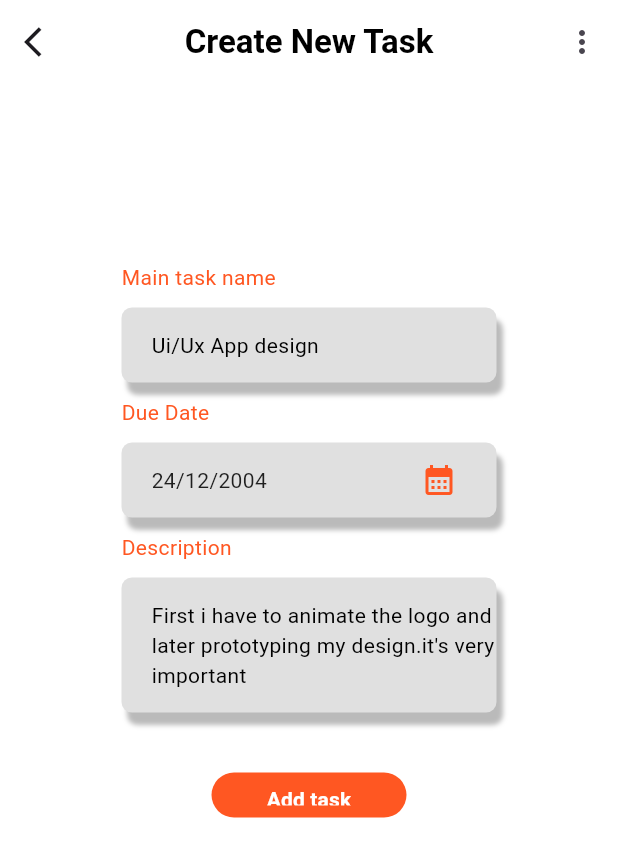
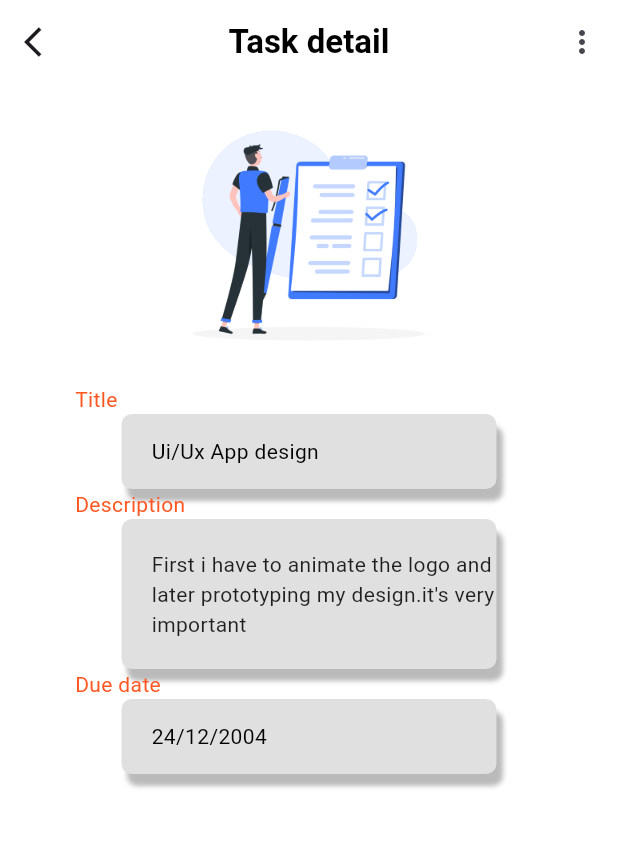
Before and after one commit to Emnet-tes/gdsc_study_session_g5, a Flutter app: the Thirdscreen screen opened directly, after a tap on "Add task", on a phone screen of 412 x 824 dp. Shown: the top 857 px of the screen. Run offline on Flutter 3.47's test engine with Material 3 defaults, Android fonts, the phone set to English and light mode, and no system bars.

Commit message:
add navigation for the pages

```diff
--- a/Dart-Tasks/task-4/to_do_list_app/lib/main.dart
+++ b/Dart-Tasks/task-4/to_do_list_app/lib/main.dart
@@ -11,7 +11,7 @@ class MyApp extends StatelessWidget {
   Widget build(BuildContext context) {
     return MaterialApp(
       debugShowCheckedModeBanner: false,
-      home: Thirdscreen(),
+      home: Firstscreen(),
     );
   }
 }
@@ -34,7 +34,10 @@ class Firstscreen extends StatelessWidget {
             color: Color.fromARGB(255, 71, 125, 206),
             borderRadius: BorderRadius.circular(7)),
         child: TextButton(
-          onPressed: () {},
+          onPressed: () {
+            Navigator.push(context,
+                MaterialPageRoute(builder: (context) => Secondscreen()));
+          },
           child: Text('Get Started',
               style:
                   TextStyle(color: Colors.white, fontWeight: FontWeight.bold),
@@ -54,9 +57,19 @@ class Secondscreen extends StatelessWidget {
           backgroundColor: Colors.white,
           title: Text("To do list"),
           centerTitle: true,
-          leading: Icon(Icons.arrow_back_ios),
+          leading: IconButton(
+              onPressed: () {
+                Navigator.push(context,
+                    MaterialPageRoute(builder: (context) => Firstscreen()));
+              },
+              icon: Icon(Icons.arrow_back_ios_new)),
           actions: [
-            IconButton(onPressed: () {}, icon: Icon(Icons.more_vert_sharp))
+            IconButton(
+                onPressed: () {
+                  Navigator.push(context,
+                      MaterialPageRoute(builder: (context) => Firstscreen()));
+                },
+                icon: Icon(Icons.more_vert_sharp))
           ],
         ),
         body: Center(
@@ -274,7 +287,12 @@ class Secondscreen extends StatelessWidget {
                         color: const Color.fromARGB(255, 182, 42, 0),
                         borderRadius: BorderRadius.circular(7)),
                     child: TextButton(
-                      onPressed: () {},
+                      onPressed: () {
+                        Navigator.push(
+                            context,
+                            MaterialPageRoute(
+                                builder: (context) => Thirdscreen()));
+                      },
                       child: Text('Create task',
                           style: TextStyle(
                               color: Colors.white, fontWeight: FontWeight.bold),
@@ -294,7 +312,12 @@ class Thirdscreen extends StatelessWidget {
         backgroundColor: Colors.white,
         appBar: AppBar(
           backgroundColor: Colors.white,
-          leading: Icon(Icons.arrow_back_ios),
+          leading: IconButton(
+              onPressed: () {
+                Navigator.push(context,
+                    MaterialPageRoute(builder: (context) => Secondscreen()));
+              },
+              icon: Icon(Icons.arrow_back_ios)),
           actions: [
             IconButton(onPressed: () {}, icon: Icon(Icons.more_vert_sharp))
           ],
@@ -304,14 +327,16 @@ class Thirdscreen extends StatelessWidget {
           ),
           centerTitle: true,
         ),
-
-        body: Center(child :Container (
+        body: Center(
+            child: Container(
           height: 550,
-          width:250,
-          child: Column(
-            children:[
+          width: 250,
+          child: Column(children: [
             Container(
-              child:Text('Main task name' ,style: TextStyle(fontWeight: FontWeight.w400,color: Colors.deepOrange),
+              child: Text(
+                'Main task name',
+                style: TextStyle(
+                    fontWeight: FontWeight.w400, color: Colors.deepOrange),
               ),
               alignment: Alignment.bottomLeft,
               padding: EdgeInsets.symmetric(vertical: 10),
@@ -334,8 +359,7 @@ class Thirdscreen extends StatelessWidget {
                   Padding(padding: EdgeInsets.symmetric(horizontal: 10)),
                   Text('Ui/Ux App design',
                       style: TextStyle(
-                                fontWeight: FontWeight.w400,
-                                color: Colors.black))
+                          fontWeight: FontWeight.w400, color: Colors.black))
                 ],
               ),
             ),
@@ -344,11 +368,11 @@ class Thirdscreen extends StatelessWidget {
                   'Due Date',
                   style: TextStyle(
                     fontWeight: FontWeight.w400,
-                          color: Colors.deepOrange,),
+                    color: Colors.deepOrange,
+                  ),
                 ),
                 alignment: Alignment.bottomLeft,
-                    padding: EdgeInsets.symmetric(vertical: 10)
-                  ),
+                padding: EdgeInsets.symmetric(vertical: 10)),
             Container(
               height: 50,
               width: 250,
@@ -367,18 +391,25 @@ class Thirdscreen extends StatelessWidget {
                   Padding(padding: EdgeInsets.symmetric(horizontal: 10)),
                   Expanded(
                       flex: 2,
-                          child:Text('24/12/2004',
+                      child: Text('24/12/2004',
                           style: TextStyle(
                               fontWeight: FontWeight.w400,
-                                color: Color.fromARGB(220, 0, 0, 0))) ),
-                                Expanded(child:IconButton(
-                            onPressed: () {}, icon: Icon(Icons.calendar_month_sharp,color: Colors.deepOrange,)) )
+                              color: Color.fromARGB(220, 0, 0, 0)))),
+                  Expanded(
+                      child: IconButton(
+                          onPressed: () {},
+                          icon: Icon(
+                            Icons.calendar_month_sharp,
+                            color: Colors.deepOrange,
+                          )))
                 ],
-
               ),
             ),
             Container(
-              child:Text('Description' ,style: TextStyle(fontWeight: FontWeight.w400,color: Colors.deepOrange),
+              child: Text(
+                'Description',
+                style: TextStyle(
+                    fontWeight: FontWeight.w400, color: Colors.deepOrange),
               ),
               alignment: Alignment.bottomLeft,
               padding: EdgeInsets.symmetric(vertical: 10),
@@ -399,15 +430,15 @@ class Thirdscreen extends StatelessWidget {
               child: Row(
                 children: [
                   Padding(padding: EdgeInsets.symmetric(horizontal: 10)),
-                        Expanded(child:Text("First i have to animate the logo and later prototyping my design.it's very important",
+                  Expanded(
+                      child: Text(
+                          "First i have to animate the logo and later prototyping my design.it's very important",
                           style: TextStyle(
                               fontWeight: FontWeight.w400,
-                                color: Colors.black)) )
-
+                              color: Colors.black)))
                 ],
               ),
-                  )
-             ,
+            ),
             Container(
                 child: Column(
               children: [
@@ -419,19 +450,161 @@ class Thirdscreen extends StatelessWidget {
                       color: Colors.deepOrange,
                       borderRadius: BorderRadius.circular(15)),
                   child: TextButton(
-                      onPressed: () {},
+                    onPressed: () {
+                      Navigator.push(
+                          context,
+                          MaterialPageRoute(
+                              builder: (context) => Forthscreen()));
+                    },
                     child: Text('Add task',
                         style: TextStyle(
                             color: Colors.white, fontWeight: FontWeight.bold),
                         textAlign: TextAlign.center),
-
                   ),
                 )
               ],
-          )
-        )
-        ] ),
-                )
-                ));
+            ))
+          ]),
+        )));
   }
 }
+
+class Forthscreen extends StatelessWidget {
+  @override
+  Widget build(BuildContext context) {
+    return Scaffold(
+        backgroundColor: Colors.white,
+        appBar: AppBar(
+          backgroundColor: Colors.white,
+          leading: IconButton(
+              onPressed: () {
+                Navigator.push(context,
+                    MaterialPageRoute(builder: (context) => Thirdscreen()));
+              },
+              icon: Icon(Icons.arrow_back_ios)),
+          actions: [
+            IconButton(onPressed: () {}, icon: Icon(Icons.more_vert_sharp))
+          ],
+          title: Text(
+            'Task detail',
+            style: TextStyle(color: Colors.black, fontWeight: FontWeight.bold),
+          ),
+          centerTitle: true,
+        ),
+        body: Center(
+            child: Column(children: [
+          Container(
+            child: Image(
+              image: AssetImage('images/ffc59a872471119ae7786ed082c7eb84.png'),
+            ),
+            height: 200,
+            width: 250,
+          ),
+          Container(
+            child: Text(
+              'Title',
+              style: TextStyle(
+                  fontWeight: FontWeight.w400, color: Colors.deepOrange),
+            ),
+            alignment: Alignment.bottomLeft,
+            padding: EdgeInsets.symmetric(horizontal: 50),
+          ),
+          Container(
+            height: 50,
+            width: 250,
+            decoration: BoxDecoration(
+                color: Colors.grey[300],
+                borderRadius: BorderRadius.circular(7),
+                boxShadow: [
+                  BoxShadow(
+                    color: const Color.fromARGB(69, 0, 0, 0),
+                    blurRadius: 2,
+                    offset: Offset(4, 8), // Shadow position
+                  ),
+                ]),
+            child: Row(
+              children: [
+                Padding(padding: EdgeInsets.symmetric(horizontal: 10)),
+                Text('Ui/Ux App design',
+                    style: TextStyle(
+                        fontWeight: FontWeight.w400, color: Colors.black))
+              ],
+            ),
+          ),
+          Container(
+              child: Text(
+                'Description',
+                style: TextStyle(
+                  fontWeight: FontWeight.w400,
+                  color: Colors.deepOrange,
+                ),
+              ),
+              alignment: Alignment.bottomLeft,
+              padding: EdgeInsets.symmetric(horizontal: 50)),
+          Container(
+            height: 100,
+            width: 250,
+            decoration: BoxDecoration(
+                color: Colors.grey[300],
+                borderRadius: BorderRadius.circular(7),
+                boxShadow: [
+                  BoxShadow(
+                    color: const Color.fromARGB(69, 0, 0, 0),
+                    blurRadius: 2,
+                    offset: Offset(4, 8), // Shadow position
+                  ),
+                ]),
+            child: Row(
+              children: [
+                Padding(padding: EdgeInsets.symmetric(horizontal: 10)),
+                Expanded(
+                    flex: 2,
+                    child: Text(
+                        "First i have to animate the logo and later prototyping my design.it's very important",
+                        style: TextStyle(
+                            fontWeight: FontWeight.w400,
+                            color: Color.fromARGB(220, 0, 0, 0)))),
+              ],
+            ),
+          ),
+          Container(
+            child: Text(
+              'Due date',
+              style: TextStyle(
+                  fontWeight: FontWeight.w400, color: Colors.deepOrange),
+            ),
+            alignment: Alignment.bottomLeft,
+            padding: EdgeInsets.symmetric(horizontal: 50),
+          ),
+          Container(
+            height: 50,
+            width: 250,
+            decoration: BoxDecoration(
+                color: Colors.grey[300],
+                borderRadius: BorderRadius.circular(7),
+                boxShadow: [
+                  BoxShadow(
+                    color: const Color.fromARGB(69, 0, 0, 0),
+                    blurRadius: 2,
+                    offset: Offset(4, 8), // Shadow position
+                  ),
+                ]),
+            child: Row(
+              children: [
+                Padding(padding: EdgeInsets.symmetric(horizontal: 10)),
+                Expanded(
+                    child: Text("24/12/2004 ",
+                        style: TextStyle(
+                            fontWeight: FontWeight.w400, color: Colors.black)))
+              ],
+            ),
+          ),
+          Container(
+              child: Column(
+            children: [
+              Padding(padding: EdgeInsets.symmetric(vertical: 20)),
+            ],
+          ))
+        ])));
+  }
+}
--- a/Dart-Tasks/task-4/to_do_list_app/pubspec.yaml
+++ b/Dart-Tasks/task-4/to_do_list_app/pubspec.yaml
@@ -61,7 +61,7 @@ flutter:
   # To add assets to your application, add an assets section, like this:
   assets:
     - images/istockphoto-1271149787-612x612.jpg
-
+    - images/ffc59a872471119ae7786ed082c7eb84.png
 
   # An image asset can refer to one or more resolution-specific "variants", see
   # https://flutter.dev/assets-and-images/#resolution-aware
```
Also changed, not shown: Dart-Tasks/task-4/to_do_list_app/images/ffc59a872471119ae7786ed082c7eb84.png (added). Lines whose indentation alone changed are shown as unchanged.
